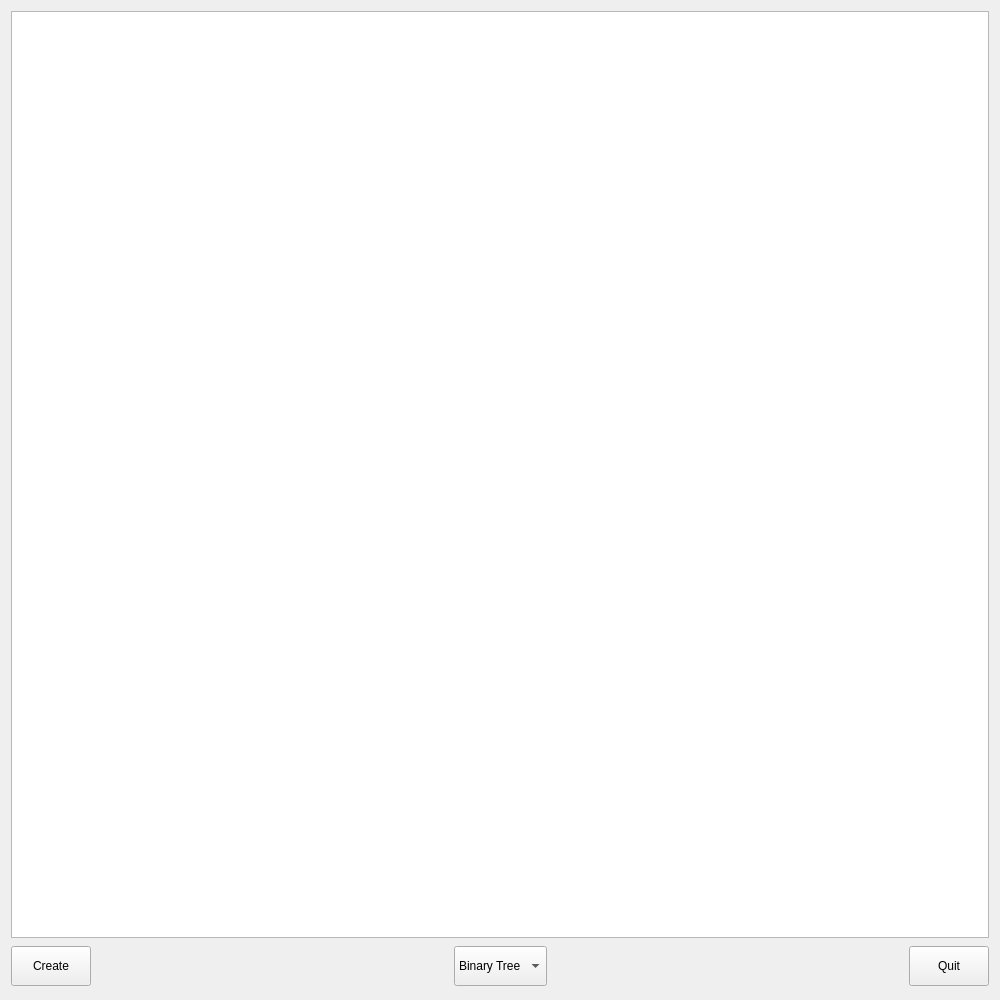
315iah515/MazeRunner, file forms/widget.ui: the form before one commit.
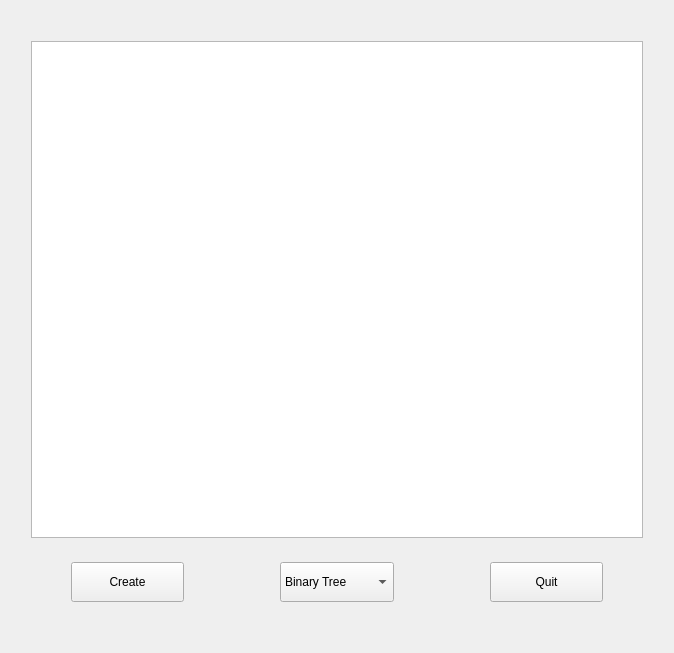
The form after the commit.

Commit message: Fixed position of scene graph with layouts

```diff
--- a/forms/widget.ui
+++ b/forms/widget.ui
@@ -6,8 +6,8 @@
    <rect>
     <x>0</x>
     <y>0</y>
-    <width>1000</width>
-    <height>1000</height>
+    <width>674</width>
+    <height>653</height>
    </rect>
   </property>
   <property name="windowTitle">
@@ -19,16 +19,85 @@
   <property name="styleSheet">
    <string notr="true"/>
   </property>
-  <layout class="QVBoxLayout" name="verticalLayout">
-   <item>
     <layout class="QGridLayout" name="gridLayout">
-     <item row="0" column="0">
-      <widget class="QGraphicsView" name="GraphicsView"/>
-     </item>
-    </layout>
+   <item row="0" column="1">
+    <spacer name="verticalSpacer_3">
+     <property name="orientation">
+      <enum>Qt::Vertical</enum>
+     </property>
+     <property name="sizeType">
+      <enum>QSizePolicy::Fixed</enum>
+     </property>
+     <property name="sizeHint" stdset="0">
+      <size>
+       <width>20</width>
+       <height>30</height>
+      </size>
+     </property>
+    </spacer>
+   </item>
+   <item row="1" column="0">
+    <spacer name="horizontalSpacer_6">
+     <property name="orientation">
+      <enum>Qt::Horizontal</enum>
+     </property>
+     <property name="sizeType">
+      <enum>QSizePolicy::Minimum</enum>
+     </property>
+     <property name="sizeHint" stdset="0">
+      <size>
+       <width>20</width>
+       <height>20</height>
+      </size>
+     </property>
+    </spacer>
+   </item>
+   <item row="1" column="1" rowspan="2">
+    <layout class="QVBoxLayout" name="verticalLayout">
+     <item>
+      <widget class="QGraphicsView" name="GraphicsView">
+       <property name="minimumSize">
+        <size>
+         <width>200</width>
+         <height>200</height>
+        </size>
+       </property>
+      </widget>
+     </item>
+     <item>
+      <spacer name="verticalSpacer">
+       <property name="orientation">
+        <enum>Qt::Vertical</enum>
+       </property>
+       <property name="sizeType">
+        <enum>QSizePolicy::Fixed</enum>
+       </property>
+       <property name="sizeHint" stdset="0">
+        <size>
+         <width>20</width>
+         <height>18</height>
+        </size>
+       </property>
+      </spacer>
    </item>
    <item>
     <layout class="QHBoxLayout" name="horizontalLayout">
+       <item>
+        <spacer name="horizontalSpacer_3">
+         <property name="orientation">
+          <enum>Qt::Horizontal</enum>
+         </property>
+         <property name="sizeType">
+          <enum>QSizePolicy::Fixed</enum>
+         </property>
+         <property name="sizeHint" stdset="0">
+          <size>
+           <width>40</width>
+           <height>20</height>
+          </size>
+         </property>
+        </spacer>
+       </item>
      <item>
       <widget class="QPushButton" name="CreatePB">
        <property name="minimumSize">
@@ -50,9 +119,12 @@
        <property name="orientation">
         <enum>Qt::Horizontal</enum>
        </property>
+         <property name="sizeType">
+          <enum>QSizePolicy::Fixed</enum>
+         </property>
        <property name="sizeHint" stdset="0">
         <size>
-         <width>40</width>
+           <width>90</width>
          <height>20</height>
         </size>
        </property>
@@ -62,7 +134,7 @@
       <widget class="QComboBox" name="AlgorithmCB">
        <property name="minimumSize">
         <size>
-         <width>0</width>
+           <width>70</width>
          <height>40</height>
         </size>
        </property>
@@ -78,10 +150,13 @@
        <property name="orientation">
         <enum>Qt::Horizontal</enum>
        </property>
+         <property name="sizeType">
+          <enum>QSizePolicy::Fixed</enum>
+         </property>
        <property name="sizeHint" stdset="0">
         <size>
-         <width>66</width>
-         <height>45</height>
+           <width>90</width>
+           <height>23</height>
         </size>
        </property>
       </spacer>
@@ -99,9 +174,74 @@
        </property>
       </widget>
      </item>
-    </layout>
-   </item>
-  </layout>
+       <item>
+        <spacer name="horizontalSpacer_4">
+         <property name="orientation">
+          <enum>Qt::Horizontal</enum>
+         </property>
+         <property name="sizeType">
+          <enum>QSizePolicy::Fixed</enum>
+         </property>
+         <property name="sizeHint" stdset="0">
+          <size>
+           <width>40</width>
+           <height>20</height>
+          </size>
+         </property>
+        </spacer>
+       </item>
+      </layout>
+     </item>
+     <item>
+      <spacer name="verticalSpacer_2">
+       <property name="orientation">
+        <enum>Qt::Vertical</enum>
+       </property>
+       <property name="sizeType">
+        <enum>QSizePolicy::Fixed</enum>
+       </property>
+       <property name="sizeHint" stdset="0">
+        <size>
+         <width>20</width>
+         <height>40</height>
+        </size>
+       </property>
+      </spacer>
+     </item>
+    </layout>
+   </item>
+   <item row="2" column="2">
+    <spacer name="horizontalSpacer_5">
+     <property name="orientation">
+      <enum>Qt::Horizontal</enum>
+     </property>
+     <property name="sizeType">
+      <enum>QSizePolicy::Minimum</enum>
+     </property>
+     <property name="sizeHint" stdset="0">
+      <size>
+       <width>20</width>
+       <height>20</height>
+      </size>
+     </property>
+    </spacer>
+   </item>
+  </layout>
+  <zorder>AlgorithmCB</zorder>
+  <zorder>CreatePB</zorder>
+  <zorder>QuitPB</zorder>
+  <zorder>verticalLayoutWidget</zorder>
+  <zorder>horizontalSpacer</zorder>
+  <zorder>horizontalSpacer_2</zorder>
+  <zorder>gridLayoutWidget</zorder>
+  <zorder>verticalSpacer</zorder>
+  <zorder>verticalSpacer_2</zorder>
+  <zorder>horizontalSpacer_3</zorder>
+  <zorder>horizontalSpacer_4</zorder>
+  <zorder>verticalSpacer_3</zorder>
+  <zorder>horizontalSpacer_5</zorder>
+  <zorder>horizontalSpacer_6</zorder>
+  <zorder>GraphicsView</zorder>
  </widget>
  <layoutdefault spacing="6" margin="11"/>
  <resources/>
```
Lines whose indentation alone changed are shown as unchanged. The commit also changes 2 other files.
